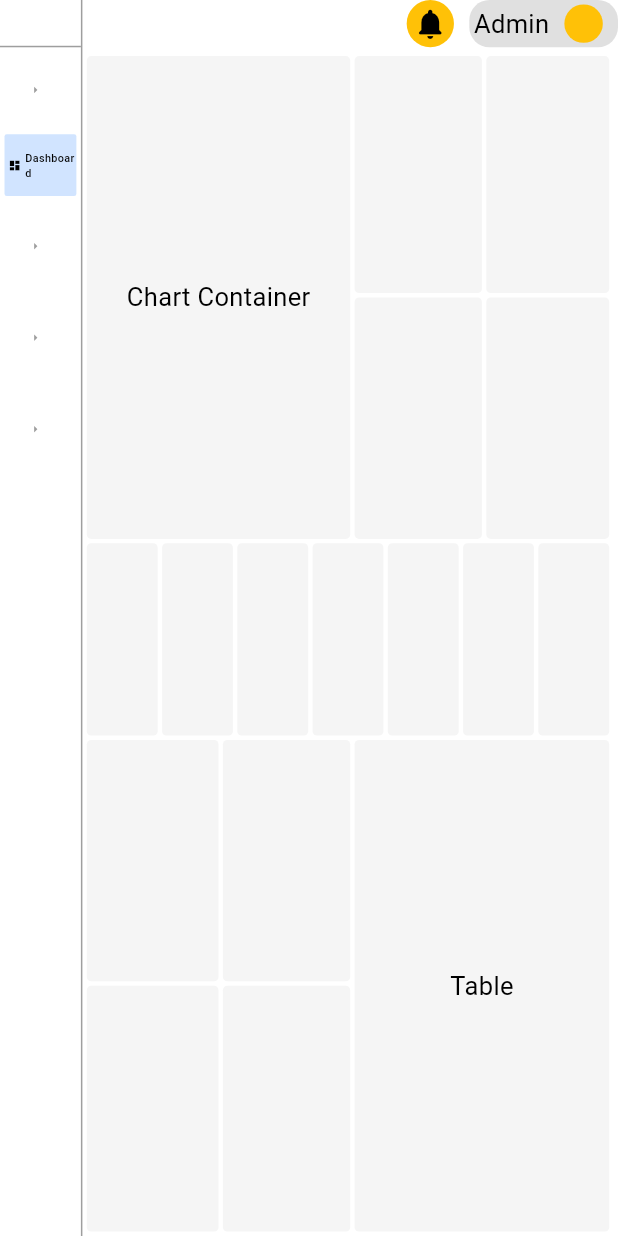
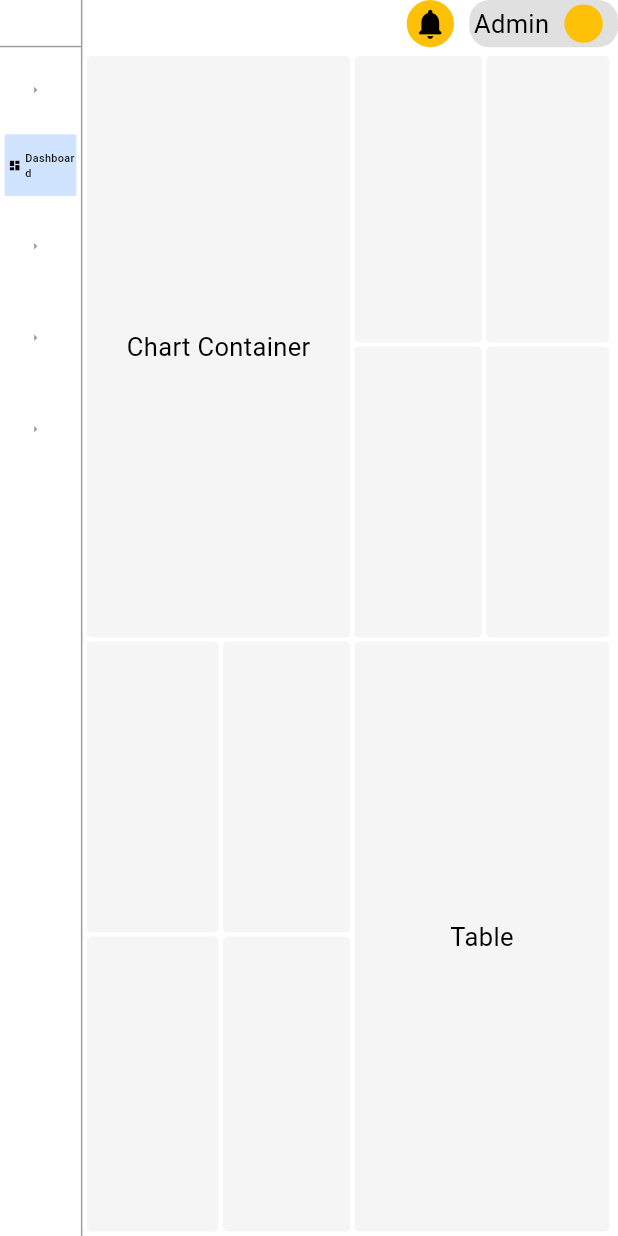
Before and after one commit to saravanan2k03/attandance_desktop, a Flutter app: the Dashboard screen opened directly, on a phone screen of 412 x 824 dp. Run offline on Flutter 3.47's test engine with Material 3 defaults, Android fonts, the phone set to English and light mode, and no system bars; our stand-ins replace lottie, sizer.

Commit message:
fixed the hrtabbar

```diff
--- a/lib/Features/Dashboard/Presentation/dashboard.dart
+++ b/lib/Features/Dashboard/Presentation/dashboard.dart
@@ -35,23 +35,23 @@ class DashboardCards extends StatelessWidget {
       child: Column(
         children: [
           Expanded(flex: 5, child: HrDashboardUpperWidget()),
-          Expanded(
-            flex: 2,
-            child: Row(
-              spacing: 07.sp,
-              children: [
-                HrDashboardMiddleCards(),
-                HrDashboardMiddleCards(),
-                HrDashboardMiddleCards(),
-                HrDashboardMiddleCards(),
-                HrDashboardMiddleCards(),
-                HrDashboardMiddleCards(),
-                HrDashboardMiddleCards(),
-              ],
-            ).withPadding(
-              padding: EdgeInsets.only(right: 07.sp, bottom: 07.sp),
-            ),
-          ),
+          // Expanded(
+          //   flex: 2,
+          //   child: Row(
+          //     spacing: 07.sp,
+          //     children: [
+          //       HrDashboardMiddleCards(),
+          //       HrDashboardMiddleCards(),
+          //       HrDashboardMiddleCards(),
+          //       HrDashboardMiddleCards(),
+          //       HrDashboardMiddleCards(),
+          //       HrDashboardMiddleCards(),
+          //       HrDashboardMiddleCards(),
+          //     ],
+          //   ).withPadding(
+          //     padding: EdgeInsets.only(right: 07.sp, bottom: 07.sp),
+          //   ),
+          // ),
           Expanded(flex: 5, child: HrDashboardLowerWidget()),
         ],
       ).withPadding(padding: EdgeInsets.all(07.sp)),
--- a/lib/Features/HrManagement/Constants/hr_management_constant.dart
+++ b/lib/Features/HrManagement/Constants/hr_management_constant.dart
@@ -1,2 +1,3 @@
 bool attendanceDetailsvar = false;
 bool payrollDetailsvar = false;
+bool leaveRequestapprovalvar = false;
--- a/lib/Features/HrManagement/Widgets/hr_tabbar.dart
+++ b/lib/Features/HrManagement/Widgets/hr_tabbar.dart
@@ -21,6 +21,7 @@ class HrTabbar extends StatelessWidget {
             children: [
               TabbarCard(cardenable: true, label: "Attendance Details"),
               TabbarCard(cardenable: false, label: "Payroll Details"),
+              TabbarCard(cardenable: false, label: "Leave Request Approval"),
             ],
           ).withPadding(padding: EdgeInsets.all(07.sp)),
         ).withPadding(padding: EdgeInsets.all(07.sp)),
```
Also changed, not shown: lib/Features/HrManagement/attendance_management.dart (+34 -3 lines).
